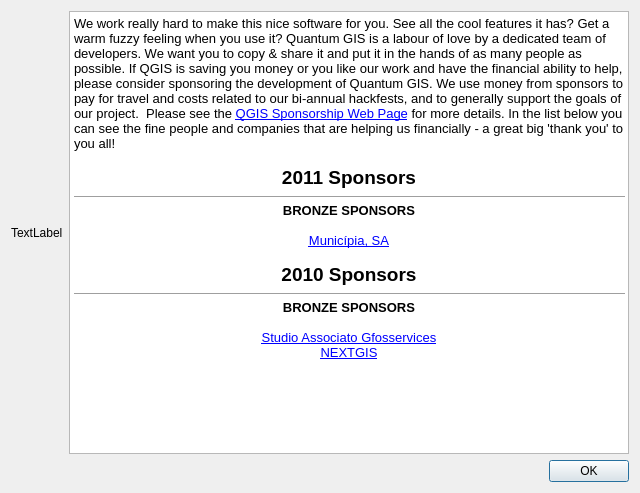
First picture: the form in src/ui/qgssponsorsbase.ui, repository qgis/QGIS, before the edit.
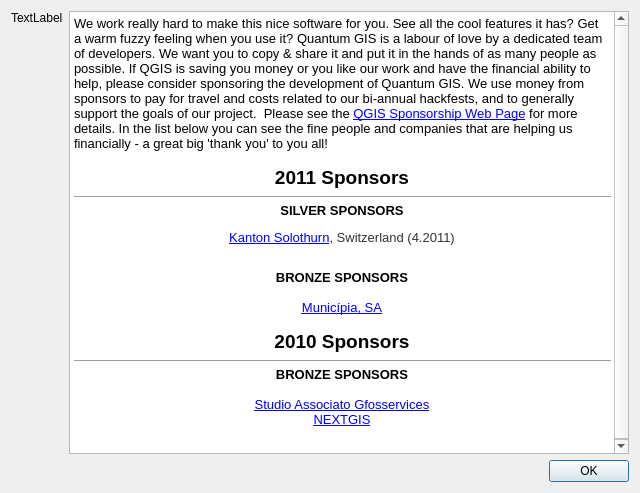
Second picture: the form after the edit.

```diff
--- a/src/ui/qgssponsorsbase.ui
+++ b/src/ui/qgssponsorsbase.ui
@@ -21,7 +21,7 @@
      </property>
     </widget>
    </item>
-   <item row="0" column="1">
+   <item row="0" column="1" rowspan="2">
     <widget class="QTextBrowser" name="txtSponsors">
      <property name="sizePolicy">
       <sizepolicy hsizetype="Expanding" vsizetype="Expanding">
@@ -33,21 +33,24 @@
       <string>&lt;!DOCTYPE HTML PUBLIC &quot;-//W3C//DTD HTML 4.0//EN&quot; &quot;http://www.w3.org/TR/REC-html40/strict.dtd&quot;&gt;
 &lt;html&gt;&lt;head&gt;&lt;meta name=&quot;qrichtext&quot; content=&quot;1&quot; /&gt;&lt;style type=&quot;text/css&quot;&gt;
 p, li { white-space: pre-wrap; }
-&lt;/style&gt;&lt;/head&gt;&lt;body style=&quot; font-family:'Sans'; font-size:10pt; font-weight:400; font-style:normal;&quot;&gt;
-&lt;p style=&quot; margin-top:0px; margin-bottom:0px; margin-left:0px; margin-right:0px; -qt-block-indent:0; text-indent:0px;&quot;&gt;&lt;span style=&quot; font-family:'Ubuntu';&quot;&gt;We work really hard to make this nice software for you. See all the cool features it has? Get a warm fuzzy feeling when you use it? Quantum GIS is a labour of love by a dedicated team of developers. We want you to copy &amp;amp; share it and put it in the hands of as many people as possible. If QGIS is saving you money or you like our work and have the financial ability to help, please consider sponsoring the development of Quantum GIS. We use money from sponsors to pay for travel and costs related to our bi-annual hackfests, and to generally support the goals of our project.  Please see the &lt;/span&gt;&lt;a href=&quot;http://qgis.org/en/sponsorship.html&quot;&gt;&lt;span style=&quot; font-family:'Ubuntu'; text-decoration: underline; color:#0000ff;&quot;&gt;QGIS Sponsorship Web Page&lt;/span&gt;&lt;/a&gt;&lt;span style=&quot; font-family:'Ubuntu';&quot;&gt; for more details. In the list below you can see the fine people and companies that are helping us financially - a great big 'thank you' to you all!&lt;/span&gt;&lt;/p&gt;
-&lt;p align=&quot;center&quot; style=&quot;-qt-paragraph-type:empty; margin-top:0px; margin-bottom:0px; margin-left:0px; margin-right:0px; -qt-block-indent:0; text-indent:0px; font-family:'Ubuntu';&quot;&gt;&lt;/p&gt;
+&lt;/style&gt;&lt;/head&gt;&lt;body style=&quot; font-family:'MS Shell Dlg 2'; font-size:8.25pt; font-weight:400; font-style:normal;&quot;&gt;
+&lt;p style=&quot; margin-top:0px; margin-bottom:0px; margin-left:0px; margin-right:0px; -qt-block-indent:0; text-indent:0px;&quot;&gt;&lt;span style=&quot; font-family:'Ubuntu'; font-size:10pt;&quot;&gt;We work really hard to make this nice software for you. See all the cool features it has? Get a warm fuzzy feeling when you use it? Quantum GIS is a labour of love by a dedicated team of developers. We want you to copy &amp;amp; share it and put it in the hands of as many people as possible. If QGIS is saving you money or you like our work and have the financial ability to help, please consider sponsoring the development of Quantum GIS. We use money from sponsors to pay for travel and costs related to our bi-annual hackfests, and to generally support the goals of our project.  Please see the &lt;/span&gt;&lt;a href=&quot;http://qgis.org/en/sponsorship.html&quot;&gt;&lt;span style=&quot; font-family:'Ubuntu'; font-size:10pt; text-decoration: underline; color:#0000ff;&quot;&gt;QGIS Sponsorship Web Page&lt;/span&gt;&lt;/a&gt;&lt;span style=&quot; font-family:'Ubuntu'; font-size:10pt;&quot;&gt; for more details. In the list below you can see the fine people and companies that are helping us financially - a great big 'thank you' to you all!&lt;/span&gt;&lt;/p&gt;
+&lt;p align=&quot;center&quot; style=&quot;-qt-paragraph-type:empty; margin-top:0px; margin-bottom:0px; margin-left:0px; margin-right:0px; -qt-block-indent:0; text-indent:0px; font-family:'Ubuntu'; font-size:10pt;&quot;&gt;&lt;/p&gt;
 &lt;p align=&quot;center&quot; style=&quot; margin-top:0px; margin-bottom:0px; margin-left:0px; margin-right:0px; -qt-block-indent:0; text-indent:0px;&quot;&gt;&lt;span style=&quot; font-family:'Ubuntu'; font-size:14pt; font-weight:600;&quot;&gt;2011 Sponsors&lt;/span&gt;&lt;/p&gt;
 &lt;hr /&gt;
-&lt;p align=&quot;center&quot; style=&quot; margin-top:0px; margin-bottom:0px; margin-left:0px; margin-right:0px; -qt-block-indent:0; text-indent:0px;&quot;&gt;&lt;span style=&quot; font-family:'Ubuntu'; font-weight:600;&quot;&gt;BRONZE SPONSORS&lt;/span&gt;&lt;/p&gt;
-&lt;p style=&quot;-qt-paragraph-type:empty; margin-top:0px; margin-bottom:0px; margin-left:0px; margin-right:0px; -qt-block-indent:0; text-indent:0px; font-family:'Ubuntu'; font-weight:600;&quot;&gt;&lt;/p&gt;
-&lt;p align=&quot;center&quot; style=&quot; margin-top:0px; margin-bottom:0px; margin-left:0px; margin-right:0px; -qt-block-indent:0; text-indent:0px;&quot;&gt;&lt;a href=&quot;http://www.municipia.pt&quot;&gt;&lt;span style=&quot; text-decoration: underline; color:#0000ff;&quot;&gt;Municípia, SA&lt;/span&gt;&lt;/a&gt;&lt;/p&gt;
-&lt;p align=&quot;center&quot; style=&quot;-qt-paragraph-type:empty; margin-top:0px; margin-bottom:0px; margin-left:0px; margin-right:0px; -qt-block-indent:0; text-indent:0px; font-family:'Ubuntu';&quot;&gt;&lt;/p&gt;
+&lt;p align=&quot;center&quot; style=&quot; margin-top:0px; margin-bottom:0px; margin-left:0px; margin-right:0px; -qt-block-indent:0; text-indent:0px;&quot;&gt;&lt;span style=&quot; font-size:10pt; font-weight:600;&quot;&gt;SILVER SPONSORS&lt;/span&gt;&lt;/p&gt;
+&lt;p align=&quot;center&quot; style=&quot; margin-top:12px; margin-bottom:12px; margin-left:0px; margin-right:0px; -qt-block-indent:0; text-indent:0px;&quot;&gt;&lt;a href=&quot;http://www.agi.so.ch&quot;&gt;&lt;span style=&quot; font-family:'Courier New,courier'; font-size:10pt; text-decoration: underline; color:#0000ff;&quot;&gt;Kanton Solothurn&lt;/span&gt;&lt;/a&gt;&lt;span style=&quot; font-family:'Courier New,courier'; font-size:10pt; color:#333333;&quot;&gt;, Switzerland (4.2011)&lt;/span&gt;&lt;/p&gt;
+&lt;p align=&quot;center&quot; style=&quot;-qt-paragraph-type:empty; margin-top:0px; margin-bottom:0px; margin-left:0px; margin-right:0px; -qt-block-indent:0; text-indent:0px; font-size:8pt;&quot;&gt;&lt;/p&gt;
+&lt;p align=&quot;center&quot; style=&quot; margin-top:0px; margin-bottom:0px; margin-left:0px; margin-right:0px; -qt-block-indent:0; text-indent:0px;&quot;&gt;&lt;span style=&quot; font-family:'Ubuntu'; font-size:10pt; font-weight:600;&quot;&gt;BRONZE SPONSORS&lt;/span&gt;&lt;/p&gt;
+&lt;p style=&quot;-qt-paragraph-type:empty; margin-top:0px; margin-bottom:0px; margin-left:0px; margin-right:0px; -qt-block-indent:0; text-indent:0px; font-family:'Ubuntu'; font-size:10pt; font-weight:600;&quot;&gt;&lt;/p&gt;
+&lt;p align=&quot;center&quot; style=&quot; margin-top:0px; margin-bottom:0px; margin-left:0px; margin-right:0px; -qt-block-indent:0; text-indent:0px;&quot;&gt;&lt;a href=&quot;http://www.municipia.pt&quot;&gt;&lt;span style=&quot; font-family:'Sans'; font-size:10pt; text-decoration: underline; color:#0000ff;&quot;&gt;Municípia, SA&lt;/span&gt;&lt;/a&gt;&lt;/p&gt;
+&lt;p align=&quot;center&quot; style=&quot;-qt-paragraph-type:empty; margin-top:0px; margin-bottom:0px; margin-left:0px; margin-right:0px; -qt-block-indent:0; text-indent:0px; font-family:'Ubuntu'; font-size:10pt;&quot;&gt;&lt;/p&gt;
 &lt;p align=&quot;center&quot; style=&quot; margin-top:0px; margin-bottom:0px; margin-left:0px; margin-right:0px; -qt-block-indent:0; text-indent:0px;&quot;&gt;&lt;span style=&quot; font-family:'Ubuntu'; font-size:14pt; font-weight:600;&quot;&gt;2010 Sponsors&lt;/span&gt;&lt;/p&gt;
 &lt;hr /&gt;
-&lt;p align=&quot;center&quot; style=&quot; margin-top:0px; margin-bottom:0px; margin-left:0px; margin-right:0px; -qt-block-indent:0; text-indent:0px;&quot;&gt;&lt;span style=&quot; font-family:'Ubuntu'; font-weight:600;&quot;&gt;BRONZE SPONSORS&lt;/span&gt;&lt;/p&gt;
-&lt;p style=&quot;-qt-paragraph-type:empty; margin-top:0px; margin-bottom:0px; margin-left:0px; margin-right:0px; -qt-block-indent:0; text-indent:0px; font-family:'Ubuntu'; font-weight:600;&quot;&gt;&lt;/p&gt;
-&lt;p align=&quot;center&quot; style=&quot; margin-top:0px; margin-bottom:0px; margin-left:0px; margin-right:0px; -qt-block-indent:0; text-indent:0px;&quot;&gt;&lt;a href=&quot;http://www.gfosservices.com&quot;&gt;&lt;span style=&quot; text-decoration: underline; color:#0000ff;&quot;&gt;Studio Associato Gfosservices&lt;/span&gt;&lt;/a&gt;&lt;/p&gt;
-&lt;p align=&quot;center&quot; style=&quot; margin-top:0px; margin-bottom:0px; margin-left:0px; margin-right:0px; -qt-block-indent:0; text-indent:0px;&quot;&gt;&lt;a href=&quot;http://nextgis.org&quot;&gt;&lt;span style=&quot; text-decoration: underline; color:#0000ff;&quot;&gt;NEXTGIS&lt;/span&gt;&lt;/a&gt;&lt;/p&gt;
+&lt;p align=&quot;center&quot; style=&quot; margin-top:0px; margin-bottom:0px; margin-left:0px; margin-right:0px; -qt-block-indent:0; text-indent:0px;&quot;&gt;&lt;span style=&quot; font-family:'Ubuntu'; font-size:10pt; font-weight:600;&quot;&gt;BRONZE SPONSORS&lt;/span&gt;&lt;/p&gt;
+&lt;p style=&quot;-qt-paragraph-type:empty; margin-top:0px; margin-bottom:0px; margin-left:0px; margin-right:0px; -qt-block-indent:0; text-indent:0px; font-family:'Ubuntu'; font-size:10pt; font-weight:600;&quot;&gt;&lt;/p&gt;
+&lt;p align=&quot;center&quot; style=&quot; margin-top:0px; margin-bottom:0px; margin-left:0px; margin-right:0px; -qt-block-indent:0; text-indent:0px;&quot;&gt;&lt;a href=&quot;http://www.gfosservices.com&quot;&gt;&lt;span style=&quot; font-family:'Sans'; font-size:10pt; text-decoration: underline; color:#0000ff;&quot;&gt;Studio Associato Gfosservices&lt;/span&gt;&lt;/a&gt;&lt;/p&gt;
+&lt;p align=&quot;center&quot; style=&quot; margin-top:0px; margin-bottom:0px; margin-left:0px; margin-right:0px; -qt-block-indent:0; text-indent:0px;&quot;&gt;&lt;a href=&quot;http://nextgis.org&quot;&gt;&lt;span style=&quot; font-family:'Sans'; font-size:10pt; text-decoration: underline; color:#0000ff;&quot;&gt;NEXTGIS&lt;/span&gt;&lt;/a&gt;&lt;/p&gt;
 &lt;p style=&quot;-qt-paragraph-type:empty; margin-top:0px; margin-bottom:0px; margin-left:0px; margin-right:0px; -qt-block-indent:0; text-indent:0px; font-family:'Ubuntu'; font-size:14pt; font-weight:600;&quot;&gt;&lt;/p&gt;&lt;/body&gt;&lt;/html&gt;</string>
      </property>
      <property name="openExternalLinks">
@@ -55,7 +58,20 @@
      </property>
     </widget>
    </item>
-   <item row="1" column="1">
+   <item row="1" column="0">
+    <spacer name="verticalSpacer">
+     <property name="orientation">
+      <enum>Qt::Vertical</enum>
+     </property>
+     <property name="sizeHint" stdset="0">
+      <size>
+       <width>20</width>
+       <height>40</height>
+      </size>
+     </property>
+    </spacer>
+   </item>
+   <item row="2" column="1">
     <widget class="QDialogButtonBox" name="buttonBox">
      <property name="orientation">
       <enum>Qt::Horizontal</enum>
```
